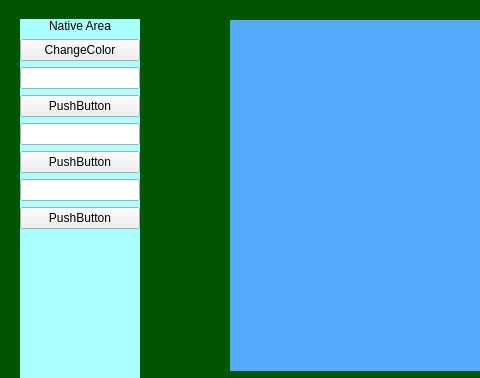
Before: the Qt Designer form example/QCefViewTest/MainWindow.ui in CefView/QCefView, drawn with Qt 5; both pictures show x 0 to 480 and y 0 to 378 of the 1280 by 900 pixel window.
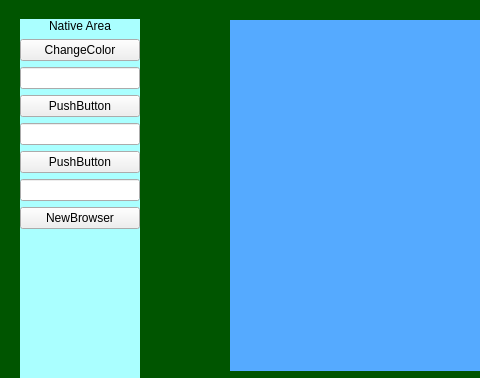
After: the same form once the commit is applied.

What changed in the file:
```diff
--- a/example/QCefViewTest/MainWindow.ui
+++ b/example/QCefViewTest/MainWindow.ui
@@ -121,7 +121,7 @@
      <item>
       <widget class="QPushButton" name="pushButton_3">
        <property name="text">
-        <string>PushButton</string>
+        <string>NewBrowser</string>
        </property>
       </widget>
      </item>
```
Left out of the diff: 2 changed lines with no effect on the pictures.
